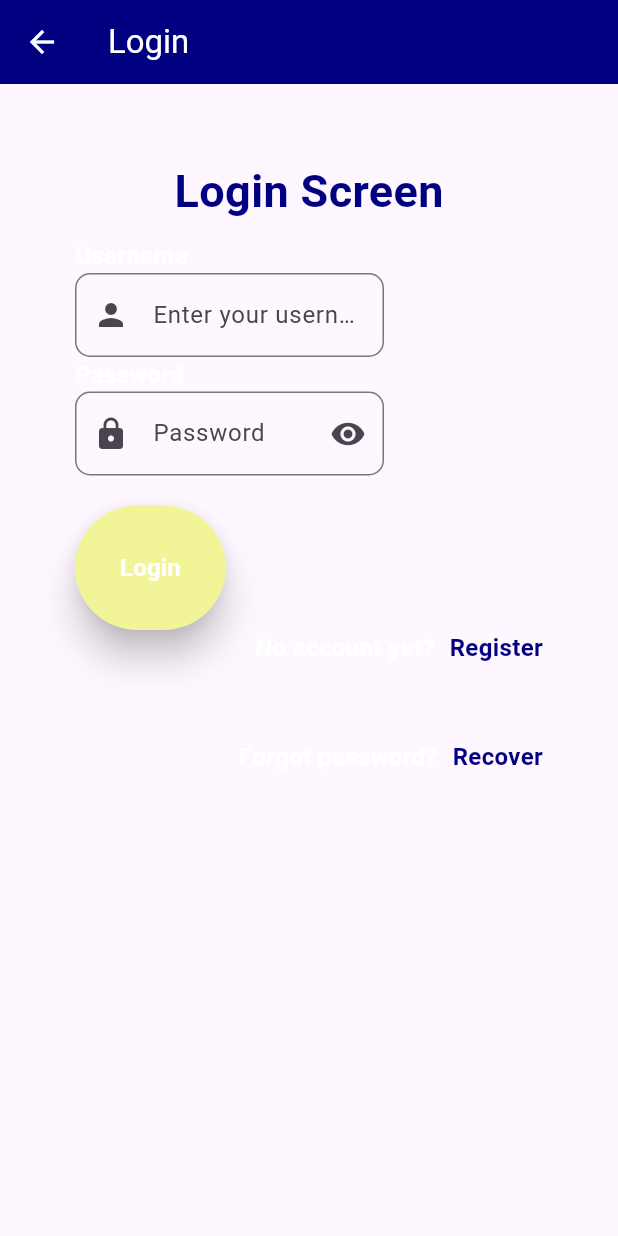
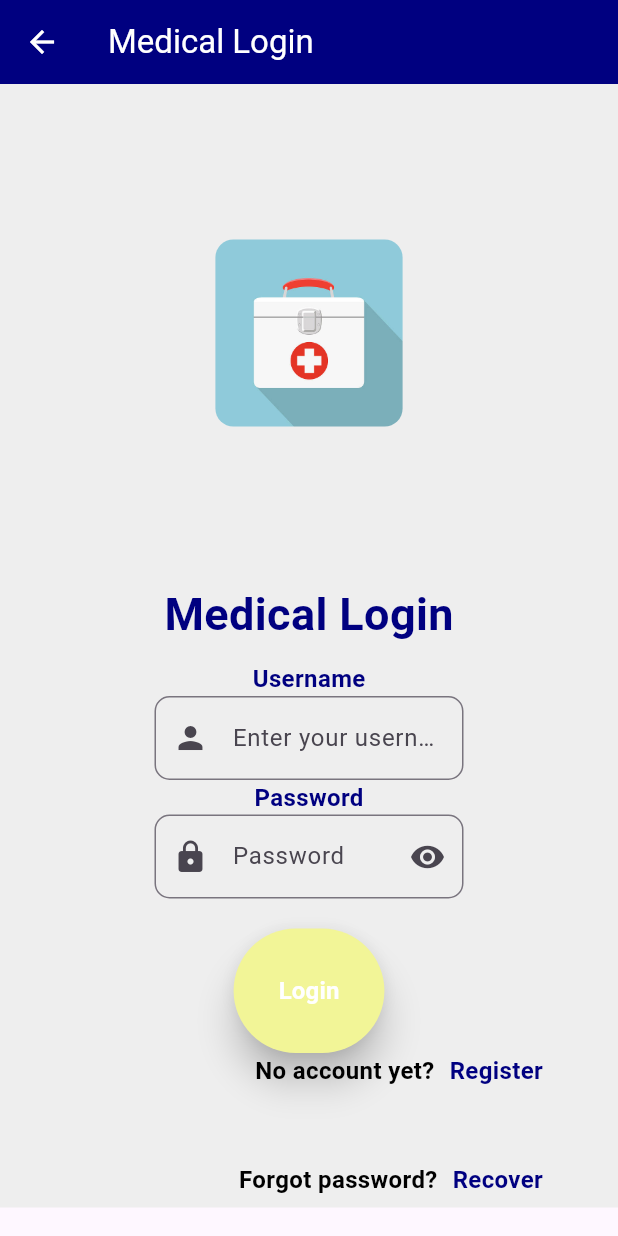
Before and after one commit to Csasaka19/patient-tracker, a Flutter app: the Login screen opened directly, on a phone screen of 412 x 824 dp. Run offline on Flutter 3.47's test engine with Material 3 defaults, Android fonts, the light colour scheme and no system bars.

```diff
--- a/lib/views/login.dart
+++ b/lib/views/login.dart
@@ -13,48 +13,58 @@ class Login extends StatelessWidget {
     TextEditingController passwordController = TextEditingController();
     return Scaffold(
       appBar: AppBar(
-        title: const Text("Login"),
+        title: const Text("Medical Login"),
         backgroundColor: primaryColor,
         foregroundColor: appbartextColor,
         automaticallyImplyLeading: true,
       ),
-      body: SingleChildScrollView(
+      body: Container(
+        color: Colors.grey[200], // Background color
+        child: SingleChildScrollView(
           child: Padding(
-          padding: const EdgeInsets.fromLTRB(50, 30, 50, 30),
+            padding: const EdgeInsets.fromLTRB(50, 10, 50, 7), // Updated padding values
             child: Column(
               mainAxisAlignment: MainAxisAlignment.center,
-            crossAxisAlignment: CrossAxisAlignment.start,
+              crossAxisAlignment: CrossAxisAlignment.center,
               children: [
-              // Row(
-              //   mainAxisAlignment: MainAxisAlignment.center,
-              //   children: [
-              //     Image.asset("assets/images/first.png"),
-              //   ],
-              // ),
-              const SizedBox(height: 20),
+                Center(
+                  child: Transform.scale(
+                    scale: 0.4, // Reduce size by 50%
+                    child: ClipRRect(
+                      borderRadius: BorderRadius.circular(30), // Make image rounded
+                      child: Image.asset("assets/images/medical-box.jpg"),
+                    ),
+                  ),
+                ),
+                const SizedBox(height: 10),
                 const Row(
                   mainAxisAlignment: MainAxisAlignment.center,
                   children: [
                     customtitleText(
-                      label: "Login Screen",
+                        label: "Medical Login",
                         labelColor: primaryColor,
                         labelfontSize: 30)
                   ],
                 ),
                 const SizedBox(height: 10),
-              const customtitleText(label: "Username"),
-              customTextField(
+                const customtitleText(label: "Username", labelColor: primaryColor,),
+                Center(
+                  child: customTextField(
                     userFieldController: userNameController,
                     icon: Icons.person,
                     hint: "Enter your username",
                   ),
-              const customtitleText(label: "Password"),
-              customTextField(
+                ),
+                const customtitleText(label: "Password", labelColor: primaryColor,),
+                Center(
+                  child: customTextField(
                     userFieldController: passwordController,
                     icon: Icons.lock,
                     hideText: true,
                     isPassword: true,
-                  hint: "Password"),
+                    hint: "Password",
+                  ),
+                ),
                 const SizedBox(height: 20),
                 const customButton(
                   labelButton: "Login",
@@ -63,21 +73,22 @@ class Login extends StatelessWidget {
                 const Row(
                   mainAxisAlignment: MainAxisAlignment.end,
                   children: [
-                  customtitleText(label: "No account yet?"),
+                    customtitleText(label: "No account yet?", labelColor: blackColor,),
                     SizedBox(width: 10),
                     customtitleText(label: "Register", labelColor: primaryColor),
                   ],
                 ),
                 const SizedBox(height: 50),
                 GestureDetector(
+                  onTap: () {
+                    print("Recovery process has begun");
+                  },
                   child: const Row(
                     mainAxisAlignment: MainAxisAlignment.end,
                     children: [
-                    customtitleText(label: "Forgot password?"),
+                      customtitleText(label: "Forgot password?", labelColor: blackColor,),
                       SizedBox(width: 10),
                       customtitleText(label: "Recover", labelColor: primaryColor),
-                    //  OnTap: () {
-                    //   print("Recovery process has began"); },
                     ],
                   ),
                 )
@@ -85,6 +96,7 @@ class Login extends StatelessWidget {
             ),
           ),
         ),
+      ),
     );
   }
 }
--- a/lib/views/registration.dart
+++ b/lib/views/registration.dart
@@ -20,7 +20,7 @@ class Registration extends StatelessWidget {
     TextEditingController userNameController = TextEditingController();
     TextEditingController passwordController = TextEditingController();
     return Scaffold(
-      backgroundColor: Colors.black,
+      backgroundColor: Color.fromARGB(255, 76, 72, 72),
       appBar: AppBar(
         title: const Text("Register"),
         backgroundColor: primaryColor,
@@ -40,7 +40,7 @@ class Registration extends StatelessWidget {
                 child: ClipRRect(
                   borderRadius: BorderRadius.circular(60),
                   child: Image.asset(
-                    "assets/images/firs.jpg",
+                    "assets/images/medical-box.jpg",
                     fit: BoxFit.cover,
                   ),
                 ),
```
Also changed, not shown: lib/customs/box.dart (added, +29 -0 lines), lib/customs/layout.dart (added, +67 -0 lines), lib/customs/tile.dart (added, +17 -0 lines), lib/main.dart (+4 -4 lines), lib/views/dashboard.dart (+125 -45 lines), assets/images/medical-box.jpg (added), 8 other files. Lines whose indentation alone changed are shown as unchanged.
